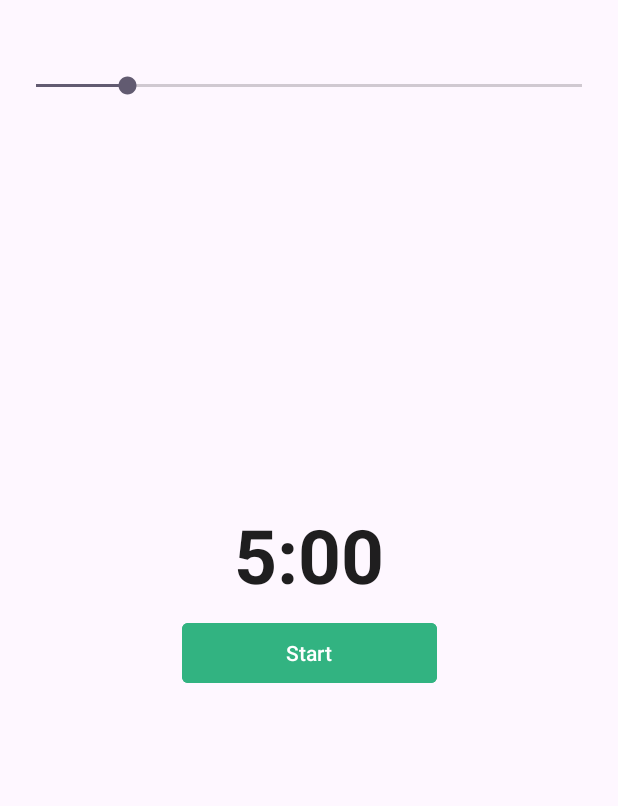
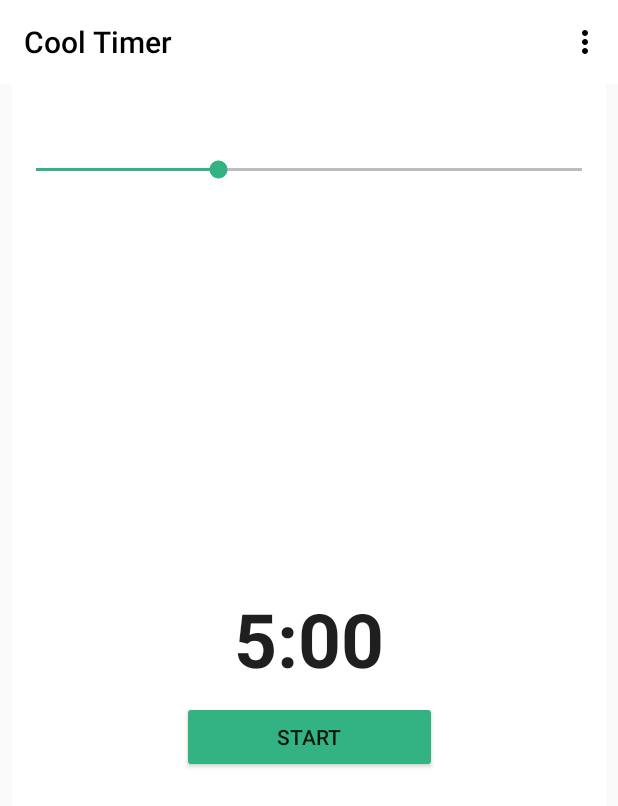
Before and after one commit to KovalovOL/TimerJavaAndroidStudio, an Android app: the screen it shows after launch (MainActivity), on a phone screen of 412 x 824 dp. Shown: the top 806 px of the screen. Run offline under Robolectric (Android 15) with nearby library versions, the phone set to English and light mode, and no system bars.

Commit message:
Add settings

```diff
--- a/app/build.gradle.kts
+++ b/app/build.gradle.kts
@@ -40,4 +40,6 @@
     testImplementation(libs.junit)
     androidTestImplementation(libs.ext.junit)
     androidTestImplementation(libs.espresso.core)
+    implementation("androidx.preference:preference:1.1.1")
+    implementation("com.android.support.test.espresso:espresso-core:3.0.2")
 }
--- a/app/src/main/java/com/example/cooltimer/MainActivity.java
+++ b/app/src/main/java/com/example/cooltimer/MainActivity.java
@@ -1,20 +1,28 @@
 package com.example.cooltimer;
 
+import android.content.Intent;
+import android.content.SharedPreferences;
 import android.media.MediaPlayer;
 import android.os.Bundle;
 import android.os.CountDownTimer;
 import android.os.Handler;
 import android.util.Log;
+import android.view.Menu;
+import android.view.MenuInflater;
+import android.view.MenuItem;
 import android.view.View;
 import android.widget.Button;
 import android.widget.SeekBar;
 import android.widget.TextView;
+import android.widget.Toast;
 
 import androidx.activity.EdgeToEdge;
+import androidx.annotation.NonNull;
 import androidx.appcompat.app.AppCompatActivity;
 import androidx.core.graphics.Insets;
 import androidx.core.view.ViewCompat;
 import androidx.core.view.WindowInsetsCompat;
+import androidx.preference.PreferenceManager;
 
 public class MainActivity extends AppCompatActivity {
 
@@ -24,7 +32,7 @@
     private CountDownTimer timer;
     private MediaPlayer mediaPlayer;
     private boolean isTimerRun;
-
+    private int defaultStartTime;
     @Override
     protected void onCreate(Bundle savedInstanceState) {
         super.onCreate(savedInstanceState);
@@ -39,13 +47,13 @@
 
         startButton = findViewById(R.id.startButton);
 
-        mediaPlayer = MediaPlayer.create(this, R.raw.stop_signal);
-
         seekBar = findViewById(R.id.seekBar);
-        seekBar.setProgress(300);
+        seekBar.setMax(900);
 
         timeTextView = findViewById(R.id.timeTextView);
         timeTextView.setText(intToTime(seekBar.getProgress()));
+
+        setDefaultStartTime(PreferenceManager.getDefaultSharedPreferences(this));
 
         seekBar.setOnSeekBarChangeListener(new SeekBar.OnSeekBarChangeListener() {
 
@@ -69,13 +77,13 @@
 
     public void StartButton(View view) {
 
-        if(mediaPlayer.isPlaying()) {
+        if(mediaPlayer != null && mediaPlayer.isPlaying()) {
             mediaPlayer.pause();
             startButton.setText("Start");
+        }if(!isTimerRun) {
 
-        } else if(!isTimerRun) {
-
-            timer = new CountDownTimer(seekBar.getProgress() * 1000, 1000) {
+            timer = new CountDownTimer(seekBar.getProgress() * 1000,
+                    1000) {
                 @Override
                 public void onTick(long l) {
                     seekBar.setProgress(seekBar.getProgress() - 1);
@@ -83,9 +91,36 @@
 
                 @Override
                 public void onFinish() {
+                    SharedPreferences sharedPreferences =
+                            PreferenceManager.getDefaultSharedPreferences(getApplicationContext());
+
+
+                    if(sharedPreferences.getBoolean("enable_sound", true)) {
+                        String melody = sharedPreferences.getString("timer_melody", "stop_signal");
+
+                        if (mediaPlayer != null) {
+                            mediaPlayer.release();
+                        }
+
+                        switch (melody){
+                            case ("stop_signal"):
+                                mediaPlayer = MediaPlayer.create(getApplicationContext(), R.raw.stop_signal);
+                                break;
+                            case ("bip_sound"):
+                                mediaPlayer = MediaPlayer.create(getApplicationContext(), R.raw.bip_sound);
+                                break;
+                            case ("bell_sound"):
+                                mediaPlayer = MediaPlayer.create(getApplicationContext(), R.raw.bell_sound);
+                                break;
+                            case ("alan_siren_sound"):
+                                mediaPlayer = MediaPlayer.create(getApplicationContext(), R.raw.alarm_siren_sound);
+                                break;
+                        }
+
+                        mediaPlayer.start();
+                    }
                     seekBar.setEnabled(true);
                     isTimerRun = false;
-                    mediaPlayer.start();
                 }
             };
             timer.start();
@@ -111,4 +146,34 @@
             return "" + min + ":0" + sec;
         }
     }
+
+    @Override
+    public boolean onCreateOptionsMenu(Menu menu) {
+        MenuInflater menuInflater = getMenuInflater();
+        menuInflater.inflate(R.menu.time_menu, menu);
+        return true;
+    }
+
+    @Override
+    public boolean onOptionsItemSelected(@NonNull MenuItem item) {
+        int id = item.getItemId();
+
+        if(id == R.id.actionSettings) {
+            Intent openSetting = new Intent(this, SettingsActivity.class);
+            startActivity(openSetting);
+            return true;
+        } else if(id == R.id.actionReset) {
+            setDefaultStartTime(PreferenceManager.getDefaultSharedPreferences(this));
+            return true;
+        }
+
+        return super.onOptionsItemSelected(item);
+    }
+
+    private void setDefaultStartTime(SharedPreferences sharedPreferences) {
+        defaultStartTime = Integer.parseInt(sharedPreferences.getString(
+                "default_start_time", "300"));
+        timeTextView.setText(intToTime(defaultStartTime));
+        seekBar.setProgress(defaultStartTime);
+    }
 }
--- /dev/null
+++ b/app/src/main/res/drawable/baseline_home_24.xml
@@ -0,0 +1,5 @@
+<vector xmlns:android="http://schemas.android.com/apk/res/android" android:height="24dp" android:tint="#000000" android:viewportHeight="24" android:viewportWidth="24" android:width="24dp">
+
+    <path android:fillColor="@android:color/white" android:pathData="M10,20v-6h4v6h5v-8h3L12,3 2,12h3v8z"/>
+
+</vector>
--- /dev/null
+++ b/app/src/main/res/drawable/baseline_settings_24.xml
@@ -0,0 +1,5 @@
+<vector xmlns:android="http://schemas.android.com/apk/res/android" android:height="24dp" android:tint="#000000" android:viewportHeight="24" android:viewportWidth="24" android:width="24dp">
+
+    <path android:fillColor="@android:color/white" android:pathData="M19.14,12.94c0.04,-0.3 0.06,-0.61 0.06,-0.94c0,-0.32 -0.02,-0.64 -0.07,-0.94l2.03,-1.58c0.18,-0.14 0.23,-0.41 0.12,-0.61l-1.92,-3.32c-0.12,-0.22 -0.37,-0.29 -0.59,-0.22l-2.39,0.96c-0.5,-0.38 -1.03,-0.7 -1.62,-0.94L14.4,2.81c-0.04,-0.24 -0.24,-0.41 -0.48,-0.41h-3.84c-0.24,0 -0.43,0.17 -0.47,0.41L9.25,5.35C8.66,5.59 8.12,5.92 7.63,6.29L5.24,5.33c-0.22,-0.08 -0.47,0 -0.59,0.22L2.74,8.87C2.62,9.08 2.66,9.34 2.86,9.48l2.03,1.58C4.84,11.36 4.8,11.69 4.8,12s0.02,0.64 0.07,0.94l-2.03,1.58c-0.18,0.14 -0.23,0.41 -0.12,0.61l1.92,3.32c0.12,0.22 0.37,0.29 0.59,0.22l2.39,-0.96c0.5,0.38 1.03,0.7 1.62,0.94l0.36,2.54c0.05,0.24 0.24,0.41 0.48,0.41h3.84c0.24,0 0.44,-0.17 0.47,-0.41l0.36,-2.54c0.59,-0.24 1.13,-0.56 1.62,-0.94l2.39,0.96c0.22,0.08 0.47,0 0.59,-0.22l1.92,-3.32c0.12,-0.22 0.07,-0.47 -0.12,-0.61L19.14,12.94zM12,15.6c-1.98,0 -3.6,-1.62 -3.6,-3.6s1.62,-3.6 3.6,-3.6s3.6,1.62 3.6,3.6S13.98,15.6 12,15.6z"/>
+
+</vector>
--- a/app/src/main/res/layout/activity_main.xml
+++ b/app/src/main/res/layout/activity_main.xml
@@ -7,14 +7,14 @@
     android:layout_width="match_parent"
     android:layout_height="match_parent"
     tools:context=".MainActivity"
-    android:layout_margin="8dp">
+    android:layout_margin="8dp"
+    android:background="@color/white">
 
     <SeekBar
         android:id="@+id/seekBar"
         android:layout_width="0dp"
         android:layout_height="wrap_content"
         android:layout_marginTop="40dp"
-        android:max="1800"
         app:layout_constraintStart_toStartOf="parent"
         app:layout_constraintEnd_toEndOf="parent"
         app:layout_constraintTop_toTopOf="parent" />
--- /dev/null
+++ b/app/src/main/res/menu/time_menu.xml
@@ -0,0 +1,19 @@
+<?xml version="1.0" encoding="utf-8"?>
+<menu
+    xmlns:android="http://schemas.android.com/apk/res/android"
+    xmlns:app="http://schemas.android.com/apk/res-auto">
+
+    <item
+        android:id="@+id/actionSettings"
+        android:title="Settings"
+        android:orderInCategory="100"
+        app:showAsAction="never"
+        android:icon="@drawable/baseline_settings_24"/>
+
+    <item
+        android:id="@+id/actionReset"
+        android:title="Reset"
+        android:orderInCategory="100"
+        app:showAsAction="never" />
+
+</menu>
--- a/app/src/main/res/values/colors.xml
+++ b/app/src/main/res/values/colors.xml
@@ -3,4 +3,6 @@
     <color name="black">#FF000000</color>
     <color name="white">#FFFFFFFF</color>
     <color name="startButtonColor">#32b381</color>
+    <color name="colorAccent">#32b381</color>
+
 </resources>
--- /dev/null
+++ b/app/src/main/res/values/styles.xml
@@ -0,0 +1,30 @@
+<?xml version="1.0" encoding="utf-8"?>
+<resources>
+    <style name="AppTheme" parent="Theme.AppCompat.Light.DarkActionBar">
+        <item name="colorPrimary">@android:color/white</item>
+        <item name="colorPrimaryDark">@android:color/white</item>
+        <item name="colorAccent">@color/colorAccent</item>
+        <item name="preferenceTheme">@style/PreferenceThemeOverlay</item>
+        <item name="actionBarStyle">@style/MyActionBar</item>
+        <item name="android:textColorSecondary">@android:color/black</item>
+        <item name="android:actionOverflowButtonStyle">@style/MyOverflowButtonStyle</item>
+    </style>
+
+    <style name="MyActionBar" parent="Widget.AppCompat.Light.ActionBar.Solid.Inverse">
+        <item name="background">@android:color/white</item>
+        <item name="homeAsUpIndicator">@drawable/baseline_home_24</item>
+        <item name="elevation">0dp</item>
+        <item name="titleTextStyle">@style/MyActionBarTitleText</item>
+    </style>
+
+
+    <style name="MyOverflowButtonStyle" parent="Widget.AppCompat.ActionButton.Overflow">
+        <item name="android:tint">@android:color/black</item>
+    </style>
+
+    <style name="MyActionBarTitleText" parent="TextAppearance.AppCompat.Widget.ActionBar.Title">
+        <item name="android:textColor">@android:color/black</item>
+    </style>
+
+
+</resources>
```
Also changed, not shown: app/src/main/AndroidManifest.xml (+13 -1 lines), app/src/main/java/com/example/cooltimer/SettingsActivity.java (added, +45 -0 lines), app/src/main/java/com/example/cooltimer/SettingsFragment.java (added, +66 -0 lines), app/src/main/res/layout/activity_settings.xml (added, +9 -0 lines), app/src/main/res/values/arrays.xml (added, +18 -0 lines), app/src/main/res/xml/timer_preferences.xml (added, +23 -0 lines), 3 other files.
